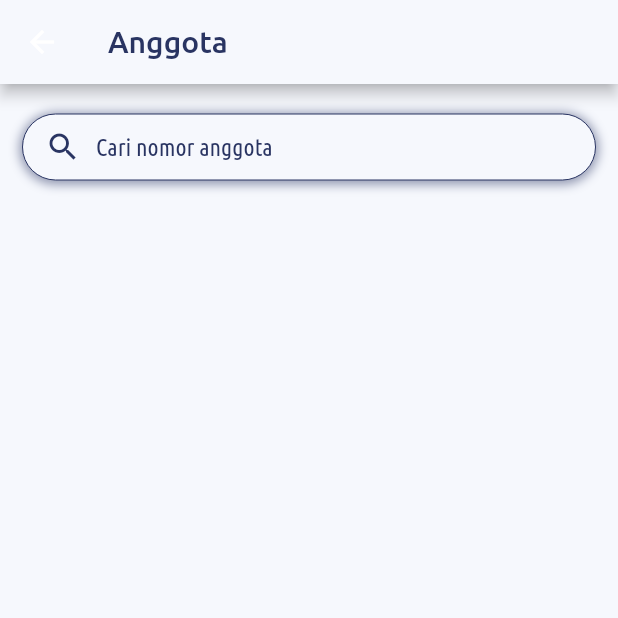
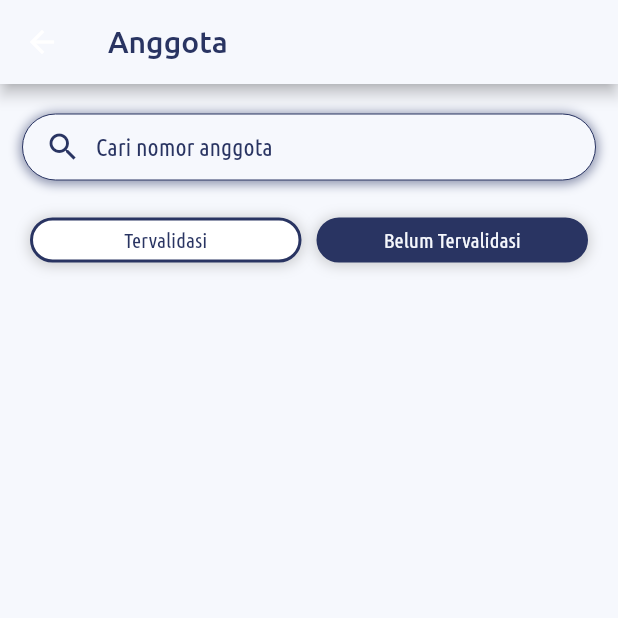
Before and after one commit to Arybobyku/MyPerpus---Flutter, a Flutter app: the AdminCheckUserPage screen opened by its route, on a phone screen of 412 x 824 dp, the top half of it. Run offline on Flutter 3.47's test engine with Material 2 defaults, Android fonts, the phone set to English and light mode, and no system bars; our stand-ins replace cached_network_image, cloud_firestore, file_picker, firebase_auth, firebase_core, firebase_storage and 13 more; missing offline and left inert: country_state_city_picker, dart:ffi; accounts and stored records are empty; project files that could hold a hidden picture were left out.

Commit message:
grouping user validate and cancel booking books

```diff
--- a/lib/helper/constants.dart
+++ b/lib/helper/constants.dart
@@ -24,6 +24,8 @@ String checkStatus(int status){
       return "Peminjaman";
     case 3:
       return "Selesai";
+    case 4:
+      return "Dibatalkan";
     default:
       return "-";
   }
@@ -52,6 +54,8 @@ Color backgroundStatus(int status){
       return ColorPalette.generalSoftPurple;
     case 3:
       return ColorPalette.generalSoftYellow;
+    case 4:
+      return ColorPalette.generalSoftRed;
     default:
       return ColorPalette.generalSoftYellow;
   }
--- a/lib/ui/admin/check_user/admin_check_user_page.dart
+++ b/lib/ui/admin/check_user/admin_check_user_page.dart
@@ -5,6 +5,7 @@ import 'package:my_perpus/helper/constants.dart';
 import 'package:my_perpus/provider/admin.dart';
 import 'package:my_perpus/routes.dart';
 import 'package:my_perpus/ui/widget/search_bar.dart';
+import 'package:my_perpus/ui/widget/small_button.dart';
 import 'package:my_perpus/ui/widget/status_container.dart';
 import 'package:provider/provider.dart';
 
@@ -17,6 +18,7 @@ class AdminCheckUserPage extends StatefulWidget {
 
 class _AdminCheckUserPageState extends State<AdminCheckUserPage> {
   bool getData = true;
+  bool userValidated = true;
 
   @override
   void initState() {
@@ -53,23 +55,58 @@ class _AdminCheckUserPageState extends State<AdminCheckUserPage> {
                         .searchAnggota(val);
                   },
                 ),
-                SizedBox(height: 20),
+                SizedBox(height: 10),
+                Padding(
+                  padding: const EdgeInsets.symmetric(horizontal: 20),
+                  child: Row(
+                    children: [
+                      Expanded(
+                        child: SmallButton(
+                          text: 'Tervalidasi',
+                          invert: userValidated==true,
+                          onPressed: () {
+                            setState(() {
+                              userValidated = true;
+                            });
+                          },
+                        ),
+                      ),
+                      SizedBox(width: 10),
+                      Expanded(
+                        child: SmallButton(
+                          text: 'Belum Tervalidasi',
+                          invert: userValidated==false,
+                          onPressed: () {
+                            setState(() {
+                              userValidated = false;
+                            });
+                          },
+                        ),
+                      ),
+                    ],
+                  ),
+                ),
+                SizedBox(height: 10),
                 ListView.builder(
                   shrinkWrap: true,
                   itemCount: valueAdmin.listAnggotaSearch.length,
                   physics: NeverScrollableScrollPhysics(),
                   itemBuilder: (context, index) {
                     var anggota = valueAdmin.listAnggotaSearch[index];
-                    return GestureDetector(
-                      onTap: (){
-                        Provider.of<AdminProvider>(context,listen: false).selectDetailAnggota(anggota);
+                    return userValidated == anggota.isValid
+                        ? GestureDetector(
+                            onTap: () {
+                              Provider.of<AdminProvider>(context, listen: false)
+                                  .selectDetailAnggota(anggota);
                               Get.toNamed(Routes.adminDetailAnggota);
                             },
                             child: Container(
-                        margin: const EdgeInsets.symmetric(horizontal: 20),
+                              margin:
+                                  const EdgeInsets.symmetric(horizontal: 20),
                               padding: EdgeInsets.all(10),
                               decoration: kRoundedContainer.copyWith(
-                            border: Border.all(color: Colors.white, width: 2)),
+                                  border: Border.all(
+                                      color: Colors.white, width: 2)),
                               child: Column(
                                 crossAxisAlignment: CrossAxisAlignment.start,
                                 children: [
@@ -87,7 +124,8 @@ class _AdminCheckUserPageState extends State<AdminCheckUserPage> {
                                         padding: EdgeInsets.symmetric(
                                             horizontal: 10, vertical: 8),
                                         decoration: BoxDecoration(
-                                      borderRadius: BorderRadius.circular(10),
+                                            borderRadius:
+                                                BorderRadius.circular(10),
                                             color: anggota.isValid
                                                 ? ColorPalette.generalSoftGreen
                                                 : ColorPalette.generalSoftRed),
@@ -95,7 +133,8 @@ class _AdminCheckUserPageState extends State<AdminCheckUserPage> {
                                           anggota.isValid
                                               ? "Tervalidasi"
                                               : "Belum Tervalidasi",
-                                    style: TextStyle(fontWeight: FontWeight.bold),
+                                          style: TextStyle(
+                                              fontWeight: FontWeight.bold),
                                         ),
                                       )
                                     ],
@@ -114,7 +153,8 @@ class _AdminCheckUserPageState extends State<AdminCheckUserPage> {
                                 ],
                               ),
                             ),
-                    );
+                          )
+                        : SizedBox();
                   },
                 )
               ],
--- a/lib/ui/admin/home/admin_home_page.dart
+++ b/lib/ui/admin/home/admin_home_page.dart
@@ -158,7 +158,9 @@ class _AdminHomePageState extends State<AdminHomePage> {
                     physics: NeverScrollableScrollPhysics(),
                     itemBuilder: (context, index) {
 
-                      return valueAdmin.listPeminjaman[index].status==selectedIndex? GestureDetector(
+                      return valueAdmin.listPeminjaman[index].status==selectedIndex ||
+                          (selectedIndex==3 && valueAdmin.listPeminjaman[index].status==4)
+                      ? GestureDetector(
                         onTap: () {
                           Provider.of<AdminProvider>(context, listen: false)
                               .onClickDetailPeminjaman(
--- a/pubspec.yaml
+++ b/pubspec.yaml
@@ -36,7 +36,7 @@ dependencies:
   fpdart:
   injectable:
   flutter_datetime_picker: ^1.5.1
-  workmanager:
+#  workmanager:
   country_state_city_picker: ^1.2.8
   cron: ^0.5.0
 
```
Also changed, not shown: lib/main.dart (+27 -18 lines), lib/provider/admin.dart (+13 -0 lines), lib/service/admin_service.dart (+30 -0 lines), lib/ui/admin/detail/admin_detail_page.dart (+66 -3 lines), pubspec.lock. Lines whose indentation alone changed are shown as unchanged.
